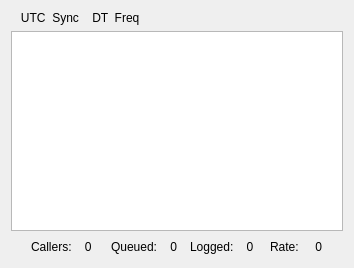
Qt form messageaveraging.ui (saitohirga/WSJT-X) before a commit.
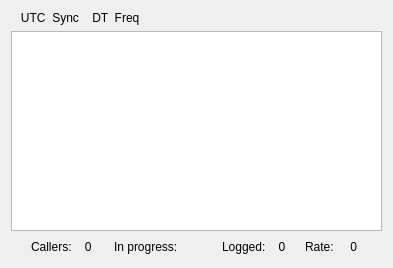
The same form after that commit.

Commit message: Display number of QSOs in progress rather than number of Hounds queued.

```diff
--- a/messageaveraging.ui
+++ b/messageaveraging.ui
@@ -55,7 +55,7 @@
         <widget class="QLabel" name="lab1">
          <property name="minimumSize">
           <size>
-           <width>0</width>
+           <width>77</width>
            <height>20</height>
           </size>
          </property>
@@ -68,17 +68,39 @@
         <widget class="QLabel" name="lab2">
          <property name="minimumSize">
           <size>
-           <width>0</width>
+           <width>77</width>
            <height>20</height>
           </size>
          </property>
          <property name="text">
-          <string>Queued:    0</string>
+          <string>In progress:    0</string>
          </property>
         </widget>
        </item>
+       <item>
+        <spacer name="horizontalSpacer_2">
+         <property name="orientation">
+          <enum>Qt::Horizontal</enum>
+         </property>
+         <property name="sizeType">
+          <enum>QSizePolicy::Fixed</enum>
+         </property>
+         <property name="sizeHint" stdset="0">
+          <size>
+           <width>25</width>
+           <height>20</height>
+          </size>
+         </property>
+        </spacer>
+       </item>
        <item>
         <widget class="QLabel" name="lab3">
+         <property name="minimumSize">
+          <size>
+           <width>77</width>
+           <height>0</height>
+          </size>
+         </property>
          <property name="text">
           <string>Logged:    0</string>
          </property>
@@ -88,7 +110,7 @@
         <widget class="QLabel" name="lab4">
          <property name="minimumSize">
           <size>
-           <width>0</width>
+           <width>77</width>
            <height>20</height>
           </size>
          </property>
```
The commit also changes 2 other files.
